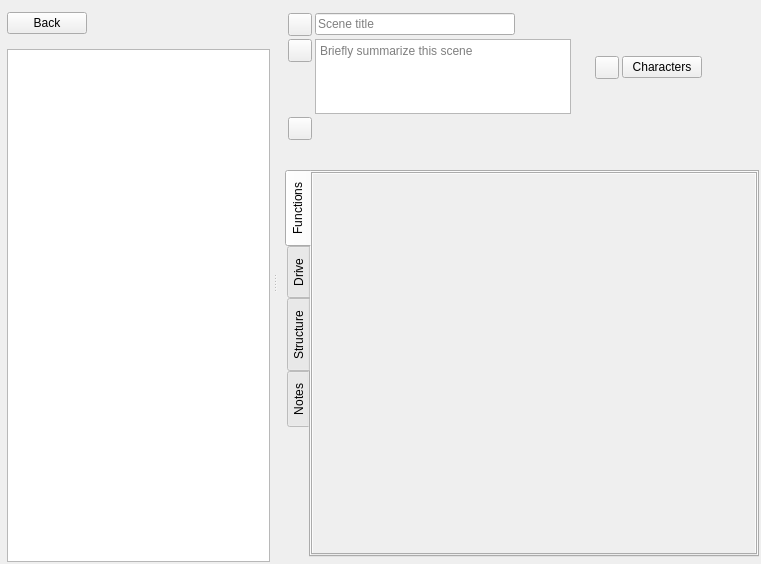
Qt form ui/scene_editor.ui (plotlyst/plotlyst-app) before a commit.
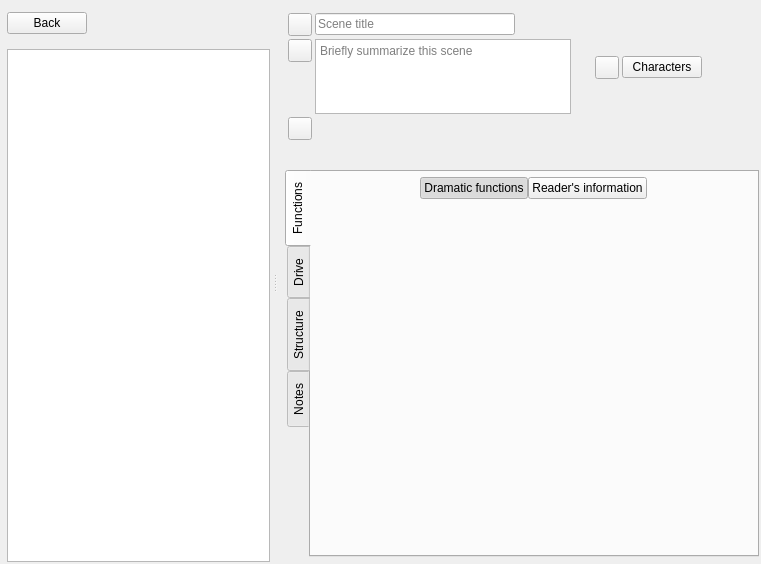
The same form after that commit. The open tabs and pages were chosen to show the change. Custom widgets are drawn as their Qt base class.

Commit message: Add reader info tracking

What changed in the file:
```diff
--- a/ui/scene_editor.ui
+++ b/ui/scene_editor.ui
@@ -576,7 +576,7 @@
                 <number>0</number>
                </property>
                <property name="topMargin">
-                <number>0</number>
+                <number>5</number>
                </property>
                <property name="rightMargin">
                 <number>0</number>
@@ -584,27 +584,71 @@
                <property name="bottomMargin">
                 <number>0</number>
                </property>
+               <item alignment="Qt::AlignHCenter">
+                <widget class="QWidget" name="widget" native="true">
+                 <layout class="QHBoxLayout" name="horizontalLayout_7">
+                  <item>
+                   <widget class="QPushButton" name="btnDramaticFunctions">
+                    <property name="cursor">
+                     <cursorShape>PointingHandCursor</cursorShape>
+                    </property>
+                    <property name="toolTip">
+                     <string>Compare summary</string>
+                    </property>
+                    <property name="text">
+                     <string>Dramatic functions</string>
+                    </property>
+                    <property name="checkable">
+                     <bool>true</bool>
+                    </property>
+                    <property name="checked">
+                     <bool>true</bool>
+                    </property>
+                    <property name="transparent-rounded-bg-on-hover" stdset="0">
+                     <bool>true</bool>
+                    </property>
+                    <property name="secondary-selector" stdset="0">
+                     <bool>true</bool>
+                    </property>
+                    <attribute name="buttonGroup">
+                     <string notr="true">buttonGroupFunctions</string>
+                    </attribute>
+                   </widget>
+                  </item>
+                  <item>
+                   <widget class="QPushButton" name="btnReaderInfo">
+                    <property name="cursor">
+                     <cursorShape>PointingHandCursor</cursorShape>
+                    </property>
+                    <property name="toolTip">
+                     <string>Compare summary</string>
+                    </property>
+                    <property name="text">
+                     <string>Reader's information</string>
+                    </property>
+                    <property name="checkable">
+                     <bool>true</bool>
+                    </property>
+                    <property name="checked">
+                     <bool>false</bool>
+                    </property>
+                    <property name="transparent-rounded-bg-on-hover" stdset="0">
+                     <bool>true</bool>
+                    </property>
+                    <property name="secondary-selector" stdset="0">
+                     <bool>true</bool>
+                    </property>
+                    <attribute name="buttonGroup">
+                     <string notr="true">buttonGroupFunctions</string>
+                    </attribute>
+                   </widget>
+                  </item>
+                 </layout>
+                </widget>
+               </item>
                <item>
-                <widget class="QTabWidget" name="tabWidgetFunctions">
-                 <property name="currentIndex">
-                  <number>0</number>
-                 </property>
-                 <property name="tabBarAutoHide">
-                  <bool>true</bool>
-                 </property>
-                 <property name="centered" stdset="0">
-                  <bool>true</bool>
-                 </property>
-                 <property name="transparent" stdset="0">
-                  <bool>true</bool>
-                 </property>
-                 <widget class="QWidget" name="tabDramaticFunctions">
-                  <property name="relaxed-white-bg" stdset="0">
-                   <bool>true</bool>
-                  </property>
-                  <attribute name="title">
-                   <string>Dramatic functions</string>
-                  </attribute>
+                <widget class="QStackedWidget" name="stackedWidgetFunctions">
+                 <widget class="QWidget" name="pageDramaticFunctions">
                   <layout class="QVBoxLayout" name="verticalLayout_5">
                    <property name="spacing">
                     <number>0</number>
@@ -634,8 +678,8 @@
                        <rect>
                         <x>0</x>
                         <y>0</y>
-                        <width>434</width>
-                        <height>357</height>
+                        <width>438</width>
+                        <height>332</height>
                        </rect>
                       </property>
                       <property name="muted-bg" stdset="0">
@@ -666,6 +710,25 @@
                    </item>
                   </layout>
                  </widget>
+                 <widget class="QWidget" name="pageInfo">
+                  <layout class="QVBoxLayout" name="verticalLayout_10">
+                   <property name="spacing">
+                    <number>0</number>
+                   </property>
+                   <property name="leftMargin">
+                    <number>0</number>
+                   </property>
+                   <property name="topMargin">
+                    <number>0</number>
+                   </property>
+                   <property name="rightMargin">
+                    <number>0</number>
+                   </property>
+                   <property name="bottomMargin">
+                    <number>0</number>
+                   </property>
+                  </layout>
+                 </widget>
                 </widget>
                </item>
               </layout>
```
Left out of the diff: 7 changed lines with no effect on the pictures. The commit also changes 2 other files.
